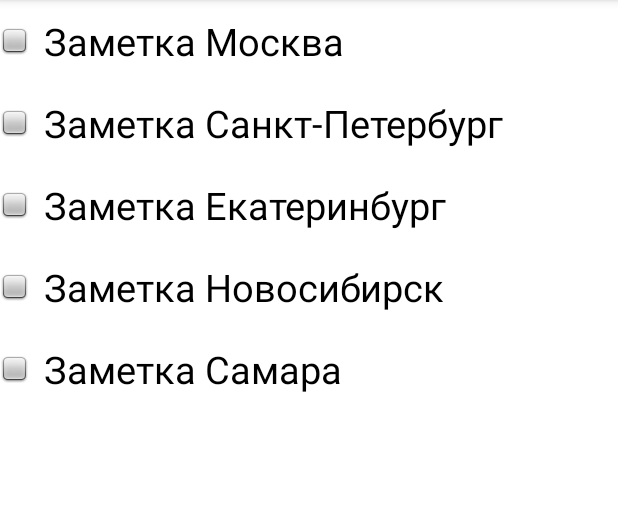
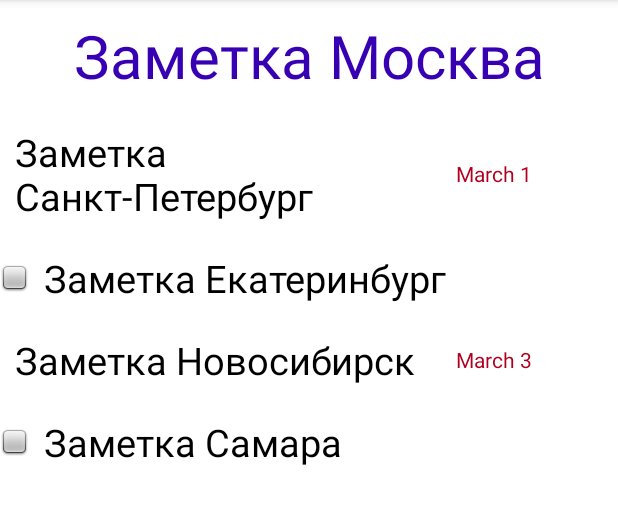
Before and after one commit to Iliassemeonidis/Android, an Android app: the screen it shows after launch (MainActivity), on a phone screen of 412 x 824 dp, the part 84-608 px from its top. Run offline under Robolectric (Android 15) with nearby library versions, the phone set to English and light mode, and no system bars.

```diff
--- a/app/src/main/java/ru/adnroid/myapplication/DetailsFragment.java
+++ b/app/src/main/java/ru/adnroid/myapplication/DetailsFragment.java
@@ -88,7 +88,7 @@ public class DetailsFragment extends Fragment {
                 EditFragment editFragment = EditFragment.newInstance(note);
                 editFragment.setTargetFragment(this, REQUEST_CODE);
                 if (ViewUtils.getOrientation(getResources().getConfiguration()) == Configuration.ORIENTATION_LANDSCAPE) {
-                    transaction.add(R.id.details_container, editFragment, EDIT_FRAGMENT_TAG);
+                    transaction.replace(R.id.details_container, editFragment, EDIT_FRAGMENT_TAG);
                 } else {
                     transaction.replace(R.id.list_container, editFragment, EDIT_FRAGMENT_TAG);
                 }
--- a/app/src/main/java/ru/adnroid/myapplication/EditFragment.java
+++ b/app/src/main/java/ru/adnroid/myapplication/EditFragment.java
@@ -52,10 +52,10 @@ public class EditFragment extends Fragment {
     private void initView(@NonNull View view, @Nullable Bundle savedInstanceState) {
         if (savedInstanceState != null) {
             noteParams = savedInstanceState.getParcelable(NOTE_KEY);
+        } else if (getArguments() != null) {
+            noteParams = getArguments().getParcelable(NOTE_BUNDLE_EXTRA);
         } else {
-            if (getArguments() != null) {
-                noteParams = getArguments().getParcelable(NOTE_BUNDLE_EXTRA);
-            }
+            noteParams = new Notes("", "", 0);
         }
         EditText editTextTitle = view.findViewById(R.id.title_edit_text);
         EditText editTextDescription = view.findViewById(R.id.description_edit_text);
--- a/app/src/main/java/ru/adnroid/myapplication/Notes.java
+++ b/app/src/main/java/ru/adnroid/myapplication/Notes.java
@@ -4,6 +4,8 @@ import android.os.Parcel;
 import android.os.Parcelable;
 
 public class Notes implements Parcelable {
+    private int type;
+    private String date;
     private String title;
     private String description;
     private int colour;
@@ -29,6 +31,7 @@ public class Notes implements Parcelable {
         this.description = description;
         this.colour = colour;
     }
+
     public Notes() {
     }
 
@@ -42,6 +45,22 @@ public class Notes implements Parcelable {
 
     public int getColour() {
         return colour;
+    }
+
+    public int getType() {
+        return type;
+    }
+
+    public void setType(int type) {
+        this.type = type;
+    }
+
+    public String getDate() {
+        return date;
+    }
+
+    public void setDate(String date) {
+        this.date = date;
     }
 
     // Описывает контент и возвращает некторое числовое значение
@@ -58,8 +77,8 @@ public class Notes implements Parcelable {
         dest.writeInt(colour);
     }
 
-    public  Notes getInstance() {
-        return new Notes(title, description,colour);
+    public Notes getInstance() {
+        return new Notes(title, description, colour);
     }
 
 }
--- a/app/src/main/java/ru/adnroid/myapplication/main/MainActivity.java
+++ b/app/src/main/java/ru/adnroid/myapplication/main/MainActivity.java
@@ -5,44 +5,36 @@ import android.content.res.Configuration;
 import android.os.Bundle;
 import android.view.Menu;
 import android.view.MenuInflater;
-import android.widget.Button;
 import android.widget.Toast;
 
-import androidx.annotation.NonNull;
 import androidx.annotation.Nullable;
 import androidx.appcompat.app.AppCompatActivity;
 import androidx.fragment.app.Fragment;
 import androidx.fragment.app.FragmentManager;
 import androidx.fragment.app.FragmentTransaction;
 
-import java.util.ArrayList;
-
-import ru.adnroid.myapplication.DetailsFragment;
 import ru.adnroid.myapplication.EditFragment;
-import ru.adnroid.myapplication.Notes;
 import ru.adnroid.myapplication.R;
 import ru.adnroid.myapplication.ResultActivity;
 
 import static ru.adnroid.myapplication.DetailsFragment.EDIT_FRAGMENT_TAG;
+import static ru.adnroid.myapplication.EditFragment.getNote;
 import static ru.adnroid.myapplication.ResultActivity.EXTRA_KEY_RESULT;
-import static ru.adnroid.myapplication.main.MainFragment.LIST;
 
 public class MainActivity extends AppCompatActivity {
 
     public static final int REQUEST_CODE = 42;
     public static final String EXTRA_KEY = "EXTRA_KEY";
     private static final String MAIN_FRAGMENT_TAG = "MAIN_FRAGMENT_TAG";
-    private static final String DETAILS_FRAGMENT_TAG = "DETAILS_FRAGMENT_TAG";
-    private static final String DEFAULT_TAG = "DEFAULT_TAG";
-
-    private ArrayList<Notes> notes;
 
     @Override
     protected void onCreate(Bundle savedInstanceState) {
         super.onCreate(savedInstanceState);
         setContentView(R.layout.activity_main);
-        addMainFragment(savedInstanceState);
-        addFragment();
+        if (savedInstanceState == null) {
+            addMainFragment();
+        }
+        addFragment(savedInstanceState);
     }
 
     @Override
@@ -50,15 +42,6 @@ public class MainActivity extends AppCompatActivity {
         MenuInflater inflater = getMenuInflater();
         inflater.inflate(R.menu.main_menu, menu);
         return true;
-    }
-
-    private void initButton() {
-        Button button = findViewById(R.id.result);
-        button.setOnClickListener(v -> {
-            Intent intent = new Intent(this, ResultActivity.class);
-            intent.putExtra(EXTRA_KEY, "Text");
-            startActivityForResult(intent, REQUEST_CODE);
-        });
     }
 
     @Override
@@ -72,36 +55,24 @@ public class MainActivity extends AppCompatActivity {
         }
     }
 
-    public void addMainFragment(Bundle savedInstanceState) {
+    public void addMainFragment() {
         FragmentManager fragmentManager = getSupportFragmentManager();
         FragmentTransaction transaction = fragmentManager.beginTransaction();
-        if (savedInstanceState != null) {
-            notes = savedInstanceState.getParcelableArrayList(LIST);
-            transaction.replace(R.id.list_container, MainFragment.newInstance(notes), MAIN_FRAGMENT_TAG);
-        } else {
-            transaction.replace(R.id.list_container, new MainFragment(), MAIN_FRAGMENT_TAG);
-        }
+        transaction.replace(R.id.list_container, new MainFragment(), MAIN_FRAGMENT_TAG);
         transaction.commitAllowingStateLoss();
     }
 
-    public void addFragment() {
+    public void addFragment(Bundle savedInstanceState) {
         if (getResources().getConfiguration().orientation == Configuration.ORIENTATION_LANDSCAPE) {
             FragmentManager fragmentManager = getSupportFragmentManager();
             FragmentTransaction transaction = fragmentManager.beginTransaction();
             Fragment fragment = fragmentManager.findFragmentById(R.id.list_container);
-            Notes note;
-            if (getFragmentsTag(fragment).equals(MAIN_FRAGMENT_TAG) || getFragmentsTag(fragment).equals(DETAILS_FRAGMENT_TAG)) {
-                note = DetailsFragment.getNote();
-                transaction.replace(R.id.details_container, DetailsFragment.newInstance(note), DETAILS_FRAGMENT_TAG);
-//                removeFragment(transaction, fragment);
-            } else if (getFragmentsTag(fragment).equals(EDIT_FRAGMENT_TAG)) {
-                note = EditFragment.getNote();
-                transaction.add(R.id.details_container, EditFragment.newInstance(note), EDIT_FRAGMENT_TAG);
-                removeFragment(transaction, fragment);
+            if (savedInstanceState != null) {
+                transaction.replace(R.id.details_container, EditFragment.newInstance(getNote()), EDIT_FRAGMENT_TAG);
             } else {
-                note = DetailsFragment.getNote();
-                transaction.add(R.id.details_container, DetailsFragment.newInstance(note), DETAILS_FRAGMENT_TAG);
+                transaction.replace(R.id.details_container, new EditFragment(), EDIT_FRAGMENT_TAG);
             }
+            removeFragment(transaction, fragment);
             transaction.commitAllowingStateLoss();
         }
     }
@@ -111,18 +82,4 @@ public class MainActivity extends AppCompatActivity {
             transaction.remove(fragment);
         }
     }
-
-    private String getFragmentsTag(Fragment fragment) {
-        if (fragment != null) {
-            return fragment.getTag();
-        }
-        return DEFAULT_TAG;
-    }
-
-    @Override
-    protected void onSaveInstanceState(@NonNull Bundle outState) {
-        super.onSaveInstanceState(outState);
-        notes = MainFragment.getNote();
-        outState.putParcelableArrayList(LIST, notes);
-    }
 }
--- a/app/src/main/java/ru/adnroid/myapplication/main/MainFragment.java
+++ b/app/src/main/java/ru/adnroid/myapplication/main/MainFragment.java
@@ -1,5 +1,7 @@
 package ru.adnroid.myapplication.main;
 
+import android.app.Activity;
+import android.content.Intent;
 import android.content.res.Configuration;
 import android.os.Bundle;
 import android.view.LayoutInflater;
@@ -11,37 +13,46 @@ import android.widget.LinearLayout;
 import androidx.annotation.NonNull;
 import androidx.annotation.Nullable;
 import androidx.fragment.app.Fragment;
+import androidx.fragment.app.FragmentActivity;
 import androidx.fragment.app.FragmentManager;
 import androidx.fragment.app.FragmentTransaction;
 import androidx.recyclerview.widget.RecyclerView;
 
 import java.util.ArrayList;
 
-import ru.adnroid.myapplication.DetailsFragment;
+import ru.adnroid.myapplication.EditFragment;
 import ru.adnroid.myapplication.Notes;
 import ru.adnroid.myapplication.R;
 import ru.adnroid.myapplication.utils.ViewUtils;
 
+import static ru.adnroid.myapplication.DetailsFragment.EDIT_FRAGMENT_TAG;
+import static ru.adnroid.myapplication.DetailsFragment.EXTRA_PARAMS;
+import static ru.adnroid.myapplication.DetailsFragment.REQUEST_CODE;
+import static ru.adnroid.myapplication.main.MainFragmentAdapter.HEADER_TYPE;
+
 public class MainFragment extends Fragment {
 
-    public static final String DETAILS_FRAGMENT_TAG = "DETAILS_FRAGMENT_TAG";
     public static final String BUNDLE = "BUNDLE";
     public static final String LIST = "LIST";
     private static Bundle bundle;
     private MainFragmentAdapter adapter;
-    private ArrayList<Notes> note;
+    private ArrayList<Notes> notes;
 
     private final onClickItem onClickItem = new onClickItem() {
         @Override
         public void onClick(Notes notes) {
             FragmentManager fragmentManager = requireActivity().getSupportFragmentManager();
             FragmentTransaction transaction = fragmentManager.beginTransaction();
+            EditFragment editFragment = EditFragment.newInstance(notes);
+            editFragment.setTargetFragment(new MainFragment(), REQUEST_CODE);
             if (ViewUtils.getOrientation(getResources().getConfiguration()) == Configuration.ORIENTATION_LANDSCAPE) {
-                transaction.replace(R.id.details_container, DetailsFragment.newInstance(notes), DETAILS_FRAGMENT_TAG);
+                transaction.replace(R.id.details_container, EditFragment.newInstance(notes), EDIT_FRAGMENT_TAG);
+//                    transaction.replace(R.id.details_container, editFragment, EDIT_FRAGMENT_TAG);
             } else {
-                transaction.replace(R.id.list_container, DetailsFragment.newInstance(notes), DETAILS_FRAGMENT_TAG);
+                transaction.add(R.id.list_container, EditFragment.newInstance(notes), EDIT_FRAGMENT_TAG);
+//                    transaction.replace(R.id.list_container,editFragment, EDIT_FRAGMENT_TAG);
+                transaction.addToBackStack(null);
             }
-            transaction.addToBackStack(null);
             transaction.commitAllowingStateLoss();
         }
     };
@@ -76,54 +87,78 @@ public class MainFragment extends Fragment {
 
     @Override
     public boolean onOptionsItemSelected(@NonNull MenuItem item) {
+        final int add_item = R.id.add_item;
+        final int clear = R.id.clear;
+
         switch (item.getItemId()) {
-            case R.id.add_item:
-                note.add(new Notes("Default", "Default", R.color.purple_700));
-//                FragmentActivity context = getActivity();
-//                if (context != null) {
-//                    FragmentManager fragmentManager = context.getSupportFragmentManager();
-//                    FragmentTransaction transaction = fragmentManager.beginTransaction();
-//                    EditFragment editFragment = EditFragment.newInstance(new Notes());
-//                    if (ViewUtils.getOrientation(getResources().getConfiguration()) == Configuration.ORIENTATION_LANDSCAPE) {
-//                        transaction.replace(R.id.details_container, editFragment, EDIT_FRAGMENT_TAG);
-//                    } else {
-//                        transaction.replace(R.id.list_container, editFragment, EDIT_FRAGMENT_TAG);
-//                    }
-//                    transaction.addToBackStack(null);
-//                }
-//                    transaction.commitAllowingStateLoss();
-                adapter.setNewList(note);
+            case add_item:
+                FragmentActivity context = getActivity();
+                if (context != null) {
+                    FragmentManager fragmentManager = context.getSupportFragmentManager();
+                    FragmentTransaction transaction = fragmentManager.beginTransaction();
+                    EditFragment editFragment = EditFragment.newInstance(new Notes());
+                    editFragment.setTargetFragment(this, REQUEST_CODE);
+                    if (ViewUtils.getOrientation(getResources().getConfiguration()) == Configuration.ORIENTATION_LANDSCAPE) {
+                        transaction.replace(R.id.details_container, editFragment, EDIT_FRAGMENT_TAG);
+                    } else {
+                        transaction.replace(R.id.list_container, editFragment, EDIT_FRAGMENT_TAG);
+                    }
+                    transaction.addToBackStack(null);
+                    transaction.commitAllowingStateLoss();
+                }
                 return true;
-            case R.id.clear:
-                note.clear();
-                adapter.setNewList(note);
+            case clear:
+                notes.clear();
+                adapter.setNewList(notes);
                 return true;
             default:
                 return super.onOptionsItemSelected(item);
         }
     }
 
+    @Override
+    public void onActivityResult(int requestCode, int resultCode, @Nullable Intent data) {
+        super.onActivityResult(requestCode, resultCode, data);
+        if (requestCode == REQUEST_CODE && resultCode == Activity.RESULT_OK) {
+            if (data != null) {
+                notes.add(data.getParcelableExtra(EXTRA_PARAMS));
+                adapter.setNewList(notes);
+            }
+        }
+    }
+
     private void createList(@NonNull LinearLayout container, @Nullable Bundle savedInstanceState) {
         String[] cities = getResources().getStringArray(R.array.cities);
-        note = new ArrayList<>();
         if (savedInstanceState != null) {
-            note = savedInstanceState.getParcelableArrayList(LIST);
+            notes = savedInstanceState.getParcelableArrayList(LIST);
         } else {
-            for (String title : cities) {
-                note.add(new Notes(title, "Описание", R.color.purple_700));
+            if (notes == null) {
+                notes = new ArrayList<>();
+                for (int i = 0; i < cities.length; i++) {
+                    String title = cities[i];
+                    Notes note = new Notes(title, "Описание", R.color.purple_700);
+                    if (i == 0) {
+                        note.setType(HEADER_TYPE);
+                    } else if (i % 2 == 0) {
+                        note.setType(MainFragmentAdapter.NOTE_TYPE);
+                    } else {
+                        note.setType(MainFragmentAdapter.REMINDER_TYPE);
+                        note.setDate("March " + i);
+                    }
+                    notes.add(note);
+                }
             }
         }
         RecyclerView recyclerView = container.findViewById(R.id.recycler_view);
-        adapter = new MainFragmentAdapter(note, onClickItem);
+        adapter = new MainFragmentAdapter(notes, onClickItem);
         recyclerView.setAdapter(adapter);
     }
 
-    // FIXME add list
     @Override
     public void onSaveInstanceState(@NonNull Bundle outState) {
         super.onSaveInstanceState(outState);
-        outState.putParcelableArrayList(LIST, note);
-        bundle.putParcelableArrayList(LIST, note);
+        outState.putParcelableArrayList(LIST, notes);
+        bundle.putParcelableArrayList(LIST, notes);
     }
 
     public static ArrayList<Notes> getNote() {
--- a/app/src/main/java/ru/adnroid/myapplication/main/MainFragmentAdapter.java
+++ b/app/src/main/java/ru/adnroid/myapplication/main/MainFragmentAdapter.java
@@ -14,7 +14,11 @@ import ru.adnroid.myapplication.Notes;
 import ru.adnroid.myapplication.R;
 import ru.adnroid.myapplication.main.MainFragment.onClickItem;
 
-public class MainFragmentAdapter extends RecyclerView.Adapter<MainFragmentAdapter.MainFragmentViewHolder> {
+public class MainFragmentAdapter extends RecyclerView.Adapter<RecyclerView.ViewHolder> {
+
+    public static final int NOTE_TYPE = 0;
+    public static final int REMINDER_TYPE = 1;
+    public static final int HEADER_TYPE = 2;
 
     private ArrayList<Notes> notes;
     private final onClickItem onClickItem;
@@ -26,14 +30,39 @@ public class MainFragmentAdapter extends RecyclerView.Adapter<MainFragmentAdapte
 
     @NonNull
     @Override
-    public MainFragmentViewHolder onCreateViewHolder(@NonNull ViewGroup parent, int viewType) {
-        View view = LayoutInflater.from(parent.getContext()).inflate(R.layout.list_item, parent, false);
-        return new MainFragmentViewHolder(view);
+    public RecyclerView.ViewHolder onCreateViewHolder(@NonNull ViewGroup parent, int viewType) {
+        LayoutInflater inflater = LayoutInflater.from(parent.getContext());
+        View view;
+        switch (viewType) {
+            case NOTE_TYPE:
+                view = inflater.inflate(R.layout.list_item, parent, false);
+                return new MainFragmentViewHolderNote(view);
+            case REMINDER_TYPE:
+                view = inflater.inflate(R.layout.list_item_remind, parent, false);
+                return new MainFragmentViewHolderReminder(view);
+            case HEADER_TYPE:
+                view = inflater.inflate(R.layout.list_item_header, parent, false);
+                return new MainFragmentViewHolderHeader(view);
+            default:
+                view = inflater.inflate(R.layout.list_item_note, parent, false);
+                return new MainFragmentViewHolderNote(view);
+        }
     }
 
     @Override
-    public void onBindViewHolder(@NonNull MainFragmentViewHolder holder, int position) {
-        holder.bind(notes.get(position).getTitle());
+    public void onBindViewHolder(@NonNull RecyclerView.ViewHolder holder, int position) {
+        int type = notes.get(position).getType();
+        Notes note = notes.get(position);
+        switch (type) {
+            case REMINDER_TYPE:
+                ((MainFragmentViewHolderReminder) holder).bind(note.getTitle(), note.getDate());
+                break;
+            case HEADER_TYPE:
+                ((MainFragmentViewHolderHeader) holder).bind(note.getTitle());
+                break;
+            default:
+                ((MainFragmentViewHolderNote) holder).bind(note.getTitle());
+        }
     }
 
     @Override
@@ -41,15 +70,20 @@ public class MainFragmentAdapter extends RecyclerView.Adapter<MainFragmentAdapte
         return notes.size();
     }
 
+    @Override
+    public int getItemViewType(int position) {
+        return notes.get(position).getType();
+    }
+
     void setNewList(ArrayList<Notes> notes) {
         this.notes = notes;
         notifyDataSetChanged();
     }
 
-    class MainFragmentViewHolder extends RecyclerView.ViewHolder {
+    class MainFragmentViewHolderNote extends RecyclerView.ViewHolder {
         private final TextView textView;
 
-        public MainFragmentViewHolder(@NonNull View itemView) {
+        public MainFragmentViewHolderNote(@NonNull View itemView) {
             super(itemView);
             textView = itemView.findViewById(R.id.list_item_text_view);
             itemView.setOnClickListener(v -> {
@@ -61,4 +95,40 @@ public class MainFragmentAdapter extends RecyclerView.Adapter<MainFragmentAdapte
             textView.setText(notes);
         }
     }
+
+    class MainFragmentViewHolderReminder extends RecyclerView.ViewHolder {
+
+        private final TextView textView;
+        private final TextView date;
+
+        public MainFragmentViewHolderReminder(@NonNull View itemView) {
+            super(itemView);
+            textView = itemView.findViewById(R.id.list_item_reminder);
+            date = itemView.findViewById(R.id.list_item_date);
+            itemView.setOnClickListener(v -> {
+                onClickItem.onClick(notes.get(getAdapterPosition()));
+            });
+        }
+
+        private void bind(String reminder, String reminderDate) {
+            textView.setText(reminder);
+            date.setText(reminderDate);
+        }
+    }
+
+    class MainFragmentViewHolderHeader extends RecyclerView.ViewHolder {
+        private final TextView textView;
+
+        public MainFragmentViewHolderHeader(@NonNull View itemView) {
+            super(itemView);
+            textView = itemView.findViewById(R.id.list_item_header);
+            itemView.setOnClickListener(v -> {
+                onClickItem.onClick(notes.get(getAdapterPosition()));
+            });
+        }
+
+        private void bind(String header) {
+            textView.setText(header);
+        }
+    }
 }
--- /dev/null
+++ b/app/src/main/res/layout/list_item_header.xml
@@ -0,0 +1,17 @@
+<?xml version="1.0" encoding="utf-8"?>
+<LinearLayout xmlns:android="http://schemas.android.com/apk/res/android"
+    xmlns:tools="http://schemas.android.com/tools"
+    android:layout_width="match_parent"
+    android:layout_height="wrap_content"
+    android:orientation="horizontal">
+
+    <TextView
+        android:id="@+id/list_item_header"
+        android:layout_width="match_parent"
+        android:layout_height="wrap_content"
+        android:gravity="center"
+        android:padding="@dimen/list_item_text_padding"
+        android:textColor="@color/design_default_color_primary_dark"
+        android:textSize="40dp"
+        tools:text="Заголовок" />
+</LinearLayout>
--- /dev/null
+++ b/app/src/main/res/layout/list_item_remind.xml
@@ -0,0 +1,27 @@
+<?xml version="1.0" encoding="utf-8"?>
+<LinearLayout xmlns:android="http://schemas.android.com/apk/res/android"
+    xmlns:tools="http://schemas.android.com/tools"
+    android:layout_width="match_parent"
+    android:layout_height="wrap_content"
+    android:orientation="horizontal">
+
+    <TextView
+        android:id="@+id/list_item_reminder"
+        android:layout_width="0dp"
+        android:layout_height="wrap_content"
+        android:layout_weight="10"
+        android:padding="@dimen/list_item_text_padding"
+        android:textColor="@color/black"
+        android:textSize="@dimen/list_item_text_size"
+        tools:text="Заметка Москва" />
+
+    <TextView
+        android:id="@+id/list_item_date"
+        android:layout_width="0dp"
+        android:layout_height="wrap_content"
+        android:layout_gravity="center"
+        android:layout_weight="4"
+        android:padding="@dimen/list_item_text_padding"
+        android:textColor="@color/design_default_color_error"
+        tools:text="March 13" />
+</LinearLayout>
```
Also changed, not shown: app/src/main/res/layout/list_item_note.xml (added, +23 -0 lines).
